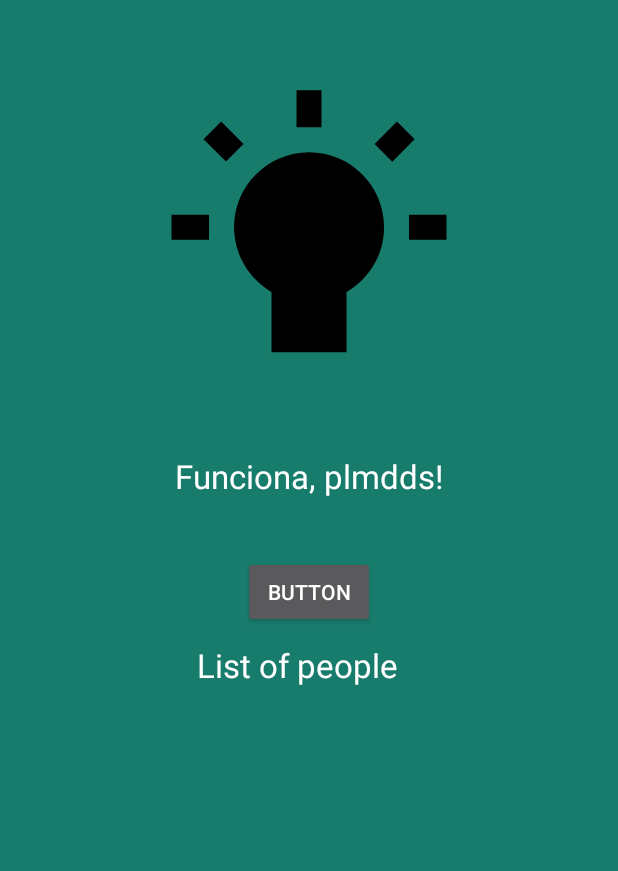
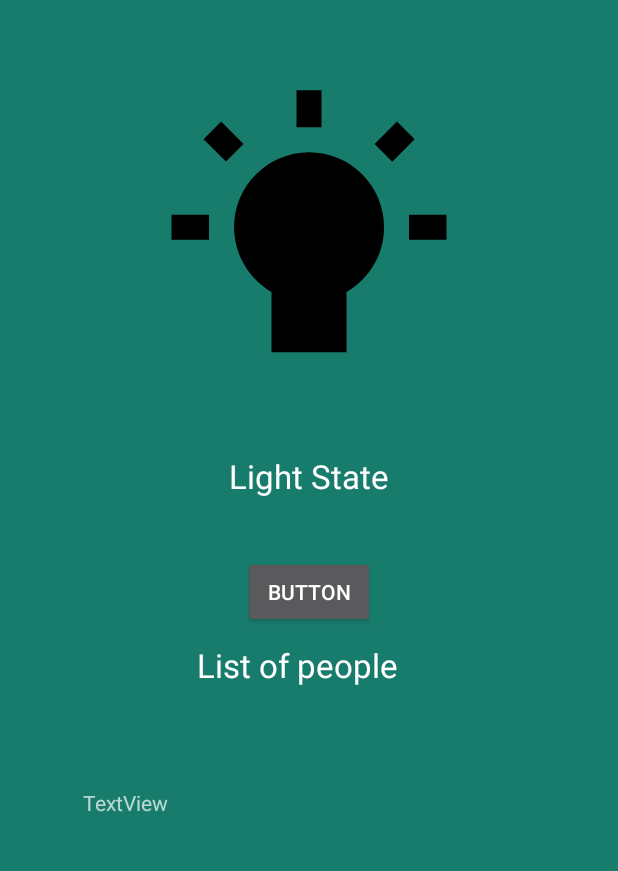
Before and after one commit to choiwd/automatic-lights, an Android app built with Jetpack Compose: the layout activity_main.xml on its own in the app's theme, with its tools: preview values and no code run, on a phone screen of 412 x 824 dp, the part 125-996 px from its top. Run offline under Robolectric (Android 15) with nearby library versions, the phone set to English and light mode, and no system bars.

Commit message:
Finished(?) basic android app

```diff
--- a/examples/android/src/main/res/layout/activity_main.xml
+++ b/examples/android/src/main/res/layout/activity_main.xml
@@ -18,7 +18,7 @@
         app:layout_constraintStart_toStartOf="parent"
         app:layout_constraintTop_toBottomOf="@+id/lightbulb"
         app:layout_constraintVertical_bias="0.100000024"
-        tools:text="Funciona, plmdds!" />
+        tools:text="Light State" />
 
     <ImageButton
         android:id="@+id/lightbulb"
@@ -59,18 +59,6 @@
         app:layout_constraintTop_toBottomOf="@+id/lightbulb"
         app:layout_constraintVertical_bias="0.26" />
 
-    <androidx.recyclerview.widget.RecyclerView
-        android:id="@+id/listOfPeople"
-        android:layout_width="316dp"
-        android:layout_height="131dp"
-        android:layout_marginBottom="4dp"
-        app:layout_constraintBottom_toBottomOf="parent"
-        app:layout_constraintEnd_toEndOf="parent"
-        app:layout_constraintHorizontal_bias="0.494"
-        app:layout_constraintStart_toStartOf="parent"
-        app:layout_constraintTop_toBottomOf="@+id/listDescription"
-        app:layout_constraintVertical_bias="0.100000024" />
-
     <TextView
         android:id="@+id/listDescription"
         android:layout_width="150dp"
@@ -85,4 +73,14 @@
         app:layout_constraintStart_toStartOf="parent"
         app:layout_constraintTop_toBottomOf="@+id/simpleButtom" />
 
+    <TextView
+        android:id="@+id/ListOfPeople"
+        android:layout_width="302dp"
+        android:layout_height="169dp"
+        android:text="TextView"
+        app:layout_constraintBottom_toBottomOf="parent"
+        app:layout_constraintEnd_toEndOf="parent"
+        app:layout_constraintStart_toStartOf="parent"
+        app:layout_constraintTop_toBottomOf="@+id/listDescription" />
+
 </androidx.constraintlayout.widget.ConstraintLayout>
```
Also changed, not shown: examples/android/src/main/kotlin/io/grpc/examples/helloworld/MainActivity.kt (+61 -6 lines).
